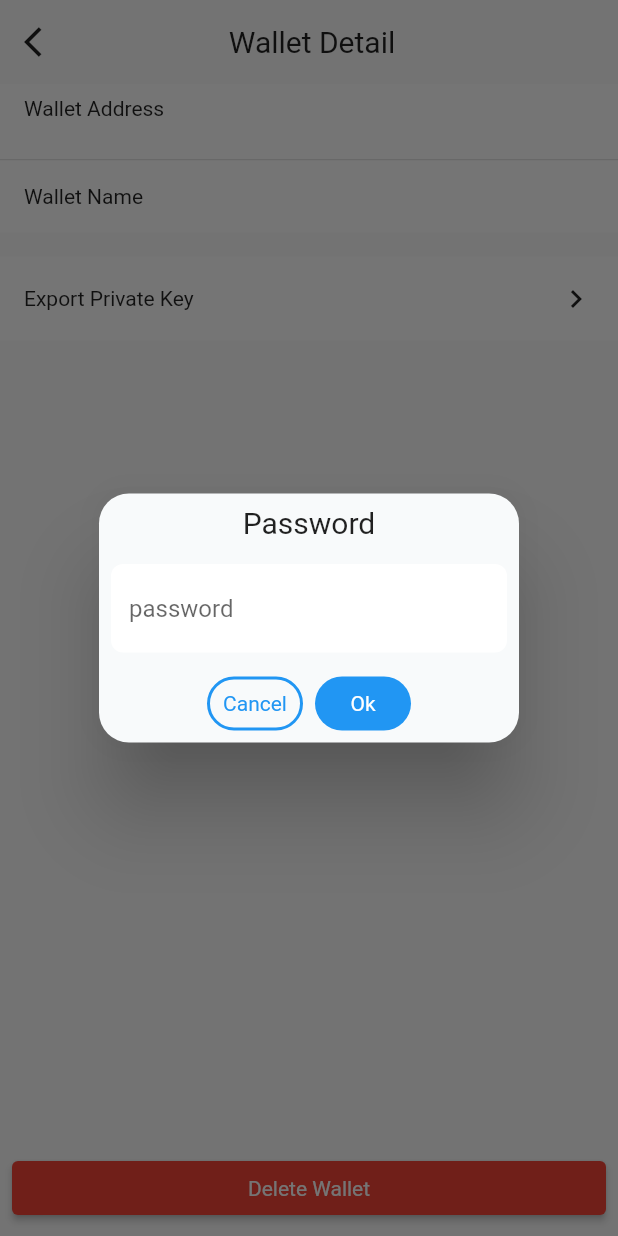
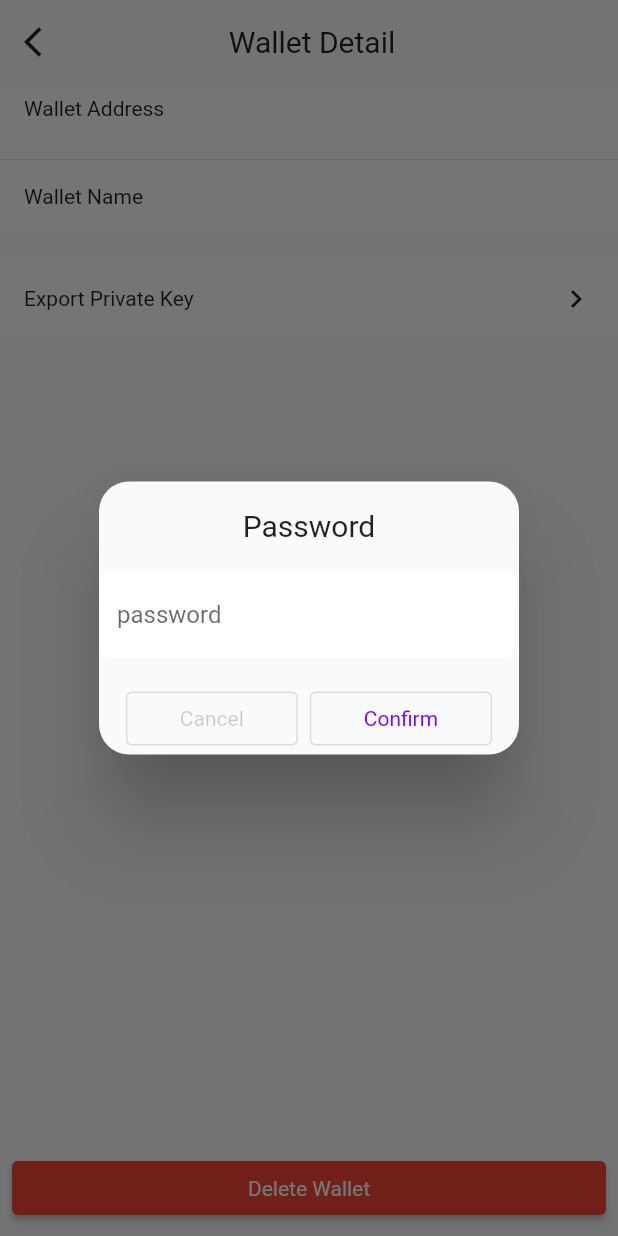
Before and after one commit to WaltonChain/waltonChain_Wallet2.0, a Flutter app: the WalletDetailView screen opened directly with empty values, after a tap on "Export Private Key", on a phone screen of 412 x 824 dp. Run offline on Flutter 3.47's test engine with Material 2 defaults, Android fonts, the phone set to English and light mode, and no system bars; our stand-ins replace convert, flutter_dotenv, flutter_easyloading, flutter_linkify, get, hex and 4 more; missing offline and left inert: bip39, crypt, ed25519_hd_key, flutter_inappwebview, ota_update, scan and 1 more; accounts and stored records are empty; network calls fail; statements that could not run were skipped.

Commit message:
styled all dialog

```diff
--- a/lib/app/data/models/utils.dart
+++ b/lib/app/data/models/utils.dart
@@ -3,6 +3,7 @@ import 'dart:math';
 import 'package:crypt/crypt.dart';
 import 'package:bip39/bip39.dart' as bip39;
 import 'package:ed25519_hd_key/ed25519_hd_key.dart';
+import 'package:flutter/material.dart';
 import 'package:flutter/services.dart';
 import 'package:flutter_dotenv/flutter_dotenv.dart';
 import 'package:get/get.dart';
@@ -90,4 +91,44 @@ class Utils {
     }
     return false;
   }
+
+  static void customDialog({
+    required String title,
+    required Widget content,
+    void Function()? onCancel,
+    required void Function()? onConfirm,
+    Color? backgroundColor,
+  }) {
+    Get.defaultDialog(
+      title: title,
+      titlePadding: const EdgeInsets.symmetric(vertical: 18.0),
+      contentPadding: EdgeInsets.zero,
+      content: content,
+      backgroundColor:
+          backgroundColor ?? const Color.fromRGBO(248, 250, 251, 1),
+      cancel: OutlinedButton(
+          onPressed: () {
+            if (onCancel == null) {
+              Get.back();
+            } else {
+              onCancel();
+            }
+          },
+          child: const Padding(
+            padding: EdgeInsets.symmetric(horizontal: 20.0),
+            child: Text('Cancel',
+                style: TextStyle(color: Color.fromRGBO(0, 0, 0, 0.2))),
+          )),
+      confirm: OutlinedButton(
+        onPressed: onConfirm,
+        child: const Padding(
+          padding: EdgeInsets.symmetric(horizontal: 20.0),
+          child: Text(
+            'Confirm',
+            style: TextStyle(color: Color.fromRGBO(130, 0, 255, 1)),
+          ),
+        ),
+      ),
+    );
+  }
 }
--- a/lib/app/modules/create_wallet/controllers/create_wallet_controller.dart
+++ b/lib/app/modules/create_wallet/controllers/create_wallet_controller.dart
@@ -29,6 +29,12 @@ class CreateWalletController extends GetxController {
   // @override
   // void onReady() {
   //   super.onReady();
+  //   Utils.customDialog(
+  //       title: 'Test',
+  //       content: Text('content'),
+  //       onConfirm: () {
+  //         Get.back();
+  //       });
   // }
 
   @override
--- a/lib/app/modules/wallet_detail/views/wallet_detail_view.dart
+++ b/lib/app/modules/wallet_detail/views/wallet_detail_view.dart
@@ -3,6 +3,7 @@ import 'package:flutter/material.dart';
 import 'package:get/get.dart';
 import 'package:wtc_wallet_app/app/component/back_bar.dart';
 import 'package:wtc_wallet_app/app/component/input_text.dart';
+import 'package:wtc_wallet_app/app/data/models/utils.dart';
 import 'package:wtc_wallet_app/app/data/models/validator.dart';
 import 'package:wtc_wallet_app/app/services/wallet_service.dart';
 
@@ -81,7 +82,7 @@ class WalletDetailView extends GetView<WalletDetailController> {
             ),
             InkWell(
               onTap: () {
-                Get.defaultDialog(
+                Utils.customDialog(
                   title: 'Password',
                   content: Column(
                     mainAxisSize: MainAxisSize.min,
@@ -94,11 +95,12 @@ class WalletDetailView extends GetView<WalletDetailController> {
                       ),
                     ],
                   ),
-                  backgroundColor: const Color.fromRGBO(248, 250, 251, 1),
                   onCancel: () {
+                    Get.back();
                     controller.pass.clear();
                   },
                   onConfirm: () {
+                    Get.back();
                     controller.clickDialogConfirm(wallet);
                   },
                 );
@@ -123,11 +125,11 @@ class WalletDetailView extends GetView<WalletDetailController> {
               padding: const EdgeInsets.all(8.0),
               child: ElevatedButton(
                 onPressed: () {
-                  Get.defaultDialog(
+                  Utils.customDialog(
                       title: 'Are you sure to delete this wallet?',
                       content: const Text(''),
-                      onCancel: () {},
                       onConfirm: () {
+                        Get.back();
                         // wc.del(wc.selectedIndex.value);
                         controller.confirmDelete(wallet);
                       });
```
Also changed, not shown: lib/app/modules/splash/controllers/splash_controller.dart (+21 -17 lines), lib/app/modules/wallet_detail/controllers/wallet_detail_controller.dart (+6 -1 lines).
